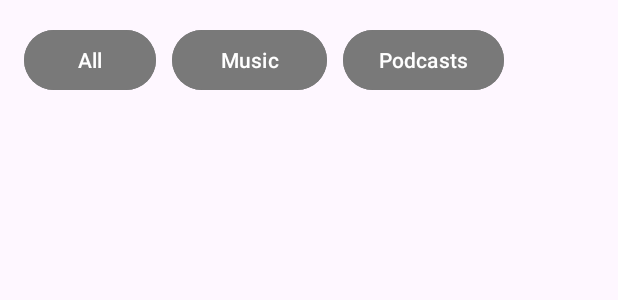
After one commit to trungenglish/AndroidAppMusic, an Android app: the layout fragment_home.xml on its own in the app's theme, with its tools: preview values and no code run, on a phone screen of 412 x 824 dp. The commit adds this screen. Shown: the top 300 px of the screen. Run offline under Robolectric (Android 15) with nearby library versions, the phone set to English and light mode, and no system bars.

```diff
--- a/app/src/main/AndroidManifest.xml
+++ b/app/src/main/AndroidManifest.xml
@@ -13,6 +13,9 @@
         android:theme="@style/Theme.Meidiamusic"
         tools:targetApi="31">
         <activity
+            android:name=".HomePageActivity"
+            android:exported="false" />
+        <activity
             android:name=".MainActivity"
             android:exported="true">
             <intent-filter>
--- a/app/src/main/res/layout/activity_main.xml
+++ b/app/src/main/res/layout/activity_main.xml
@@ -69,6 +69,7 @@
         android:textColor="@color/white"
         android:textStyle="bold"/>
     <Button
+
         android:layout_width="wrap_content"
         android:layout_height="wrap_content"
         android:background="@drawable/button_background"
@@ -78,6 +79,7 @@
         android:textColor="@color/white"
         android:textStyle="bold"/>
     <TextView
+        android:id="@+id/txtLogin"
         android:layout_width="wrap_content"
         android:layout_height="wrap_content"
         android:layout_marginTop="@dimen/_15sdp"
--- /dev/null
+++ b/app/src/main/res/layout/fragment_home.xml
@@ -0,0 +1,45 @@
+<?xml version="1.0" encoding="utf-8"?>
+<LinearLayout xmlns:android="http://schemas.android.com/apk/res/android"
+    xmlns:tools="http://schemas.android.com/tools"
+    android:layout_width="match_parent"
+    android:layout_height="match_parent"
+    xmlns:app="http://schemas.android.com/apk/res-auto"
+    tools:context=".fragment.HomeFragment"
+    android:orientation="vertical">
+
+    <!-- TODO: Update blank fragment layout -->
+    <LinearLayout
+        android:layout_width="match_parent"
+        android:layout_height="wrap_content"
+        android:layout_alignParentTop="true"
+        android:padding="@dimen/_8sdp">
+
+        <Button
+            android:id="@+id/btnAll"
+            android:layout_width="wrap_content"
+            android:layout_height="wrap_content"
+            android:layout_margin="@dimen/_4sdp"
+            android:backgroundTint="@color/grey"
+            android:text="All" />
+
+        <Button
+            android:id="@+id/btnMusic"
+            android:layout_width="103dp"
+            android:layout_height="wrap_content"
+            android:layout_margin="@dimen/_4sdp"
+            android:backgroundTint="@color/grey"
+            android:text="Music" />
+
+        <Button
+            android:id="@+id/btnPodcasts"
+            android:layout_width="wrap_content"
+            android:layout_height="wrap_content"
+            android:backgroundTint="@color/grey"
+            android:layout_margin="@dimen/_4sdp"
+            android:text="Podcasts" />
+    </LinearLayout>
+
+    <ScrollView
+        android:layout_width="match_parent"
+        android:layout_height="match_parent"/>
+</LinearLayout>
--- a/app/src/main/res/values/colors.xml
+++ b/app/src/main/res/values/colors.xml
@@ -4,4 +4,5 @@
     <color name="white">#FFFFFFFF</color>
     <color name="green">#4CAF50</color>
     <color name="grey">#797979</color>
+
 </resources>
--- a/app/src/main/res/values/strings.xml
+++ b/app/src/main/res/values/strings.xml
@@ -1,3 +1,5 @@
 <resources>
     <string name="app_name">meidiamusic</string>
+    <!-- TODO: Remove or change this placeholder text -->
+    <string name="hello_blank_fragment">Hello blank fragment</string>
 </resources>
```
Also changed, not shown: app/src/main/java/com/example/meidiamusic/HomePageActivity.java (added, +59 -0 lines), app/src/main/java/com/example/meidiamusic/MainActivity.java (+15 -1 lines), app/src/main/java/com/example/meidiamusic/fragment/HomeFragment.java (added, +75 -0 lines), app/src/main/java/com/example/meidiamusic/fragment/LibraryFragment.java (added, +66 -0 lines), app/src/main/java/com/example/meidiamusic/fragment/SearchFragment.java (added, +66 -0 lines), app/src/main/res/layout/activity_home_page.xml (added, +22 -0 lines), app/src/main/res/layout/fragment_library.xml (added, +14 -0 lines), app/src/main/res/layout/fragment_search.xml (added, +14 -0 lines), app/src/main/res/menu/bottom_menu.xml (added, +20 -0 lines), app/src/main/res/drawable/icon_home.png (added), app/src/main/res/drawable/icon_search.png (added), app/src/main/res/drawable/icon_shufflealbum.png (added).
